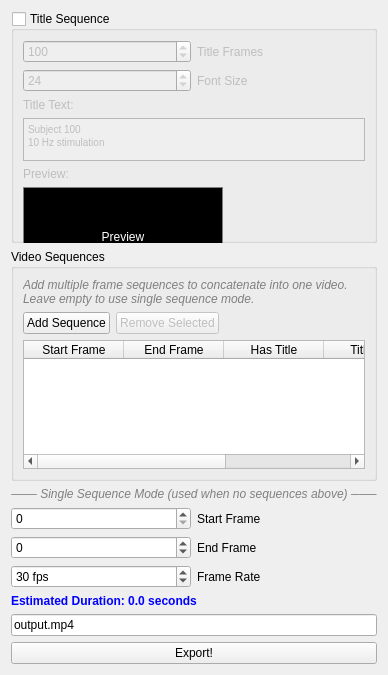
paulmthompson/WhiskerToolbox, file src/WhiskerToolbox/Export_Widgets/Export_Video_Widget/Export_Video_Widget.ui: the form before one commit.
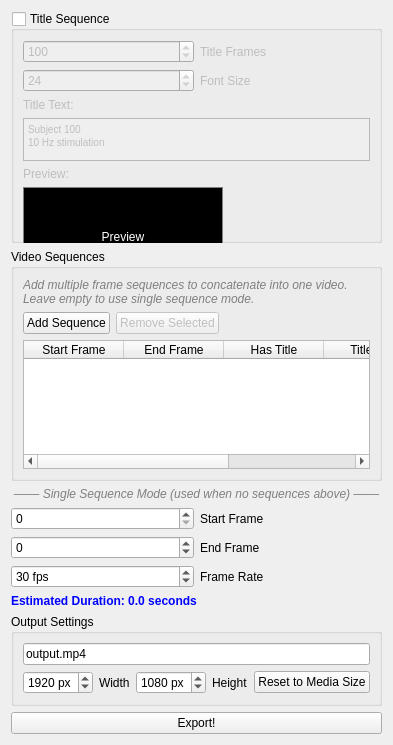
The form after the commit.

Commit message: feat: Add configurable output dimensions to video export

The edit to the form file:
```diff
--- a/src/WhiskerToolbox/Export_Widgets/Export_Video_Widget/Export_Video_Widget.ui
+++ b/src/WhiskerToolbox/Export_Widgets/Export_Video_Widget/Export_Video_Widget.ui
@@ -320,10 +320,76 @@
     </widget>
    </item>
    <item>
-    <widget class="QLineEdit" name="output_filename">
-     <property name="text">
-      <string>output.mp4</string>
+    <widget class="QGroupBox" name="output_settings_groupbox">
+     <property name="title">
+      <string>Output Settings</string>
      </property>
+     <layout class="QVBoxLayout" name="output_settings_layout">
+      <item>
+       <widget class="QLineEdit" name="output_filename">
+        <property name="text">
+         <string>output.mp4</string>
+        </property>
+       </widget>
+      </item>
+      <item>
+       <layout class="QHBoxLayout" name="output_size_layout">
+        <item>
+         <widget class="QSpinBox" name="output_width_spinbox">
+          <property name="minimum">
+           <number>64</number>
+          </property>
+          <property name="maximum">
+           <number>7680</number>
+          </property>
+          <property name="value">
+           <number>1920</number>
+          </property>
+          <property name="suffix">
+           <string> px</string>
+          </property>
+         </widget>
+        </item>
+        <item>
+         <widget class="QLabel" name="width_label">
+          <property name="text">
+           <string>Width</string>
+          </property>
+         </widget>
+        </item>
+        <item>
+         <widget class="QSpinBox" name="output_height_spinbox">
+          <property name="minimum">
+           <number>64</number>
+          </property>
+          <property name="maximum">
+           <number>4320</number>
+          </property>
+          <property name="value">
+           <number>1080</number>
+          </property>
+          <property name="suffix">
+           <string> px</string>
+          </property>
+         </widget>
+        </item>
+        <item>
+         <widget class="QLabel" name="height_label">
+          <property name="text">
+           <string>Height</string>
+          </property>
+         </widget>
+        </item>
+        <item>
+         <widget class="QPushButton" name="reset_to_media_size_button">
+          <property name="text">
+           <string>Reset to Media Size</string>
+          </property>
+         </widget>
+        </item>
+       </layout>
+      </item>
+     </layout>
     </widget>
    </item>
    <item>
```
The commit also changes 2 other files.
